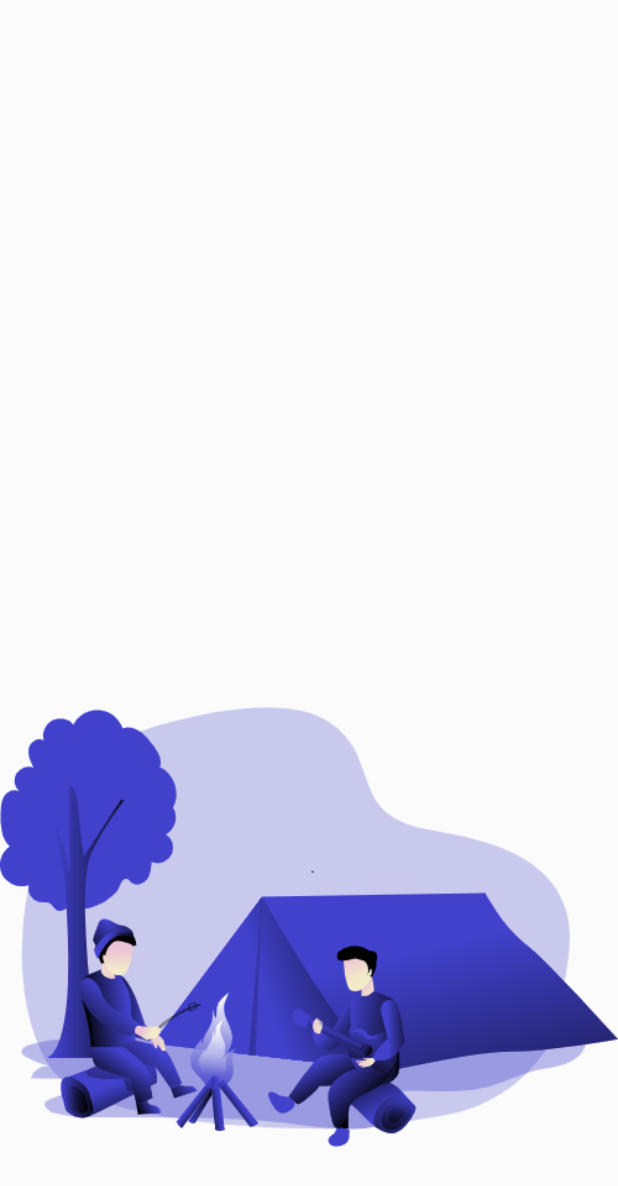
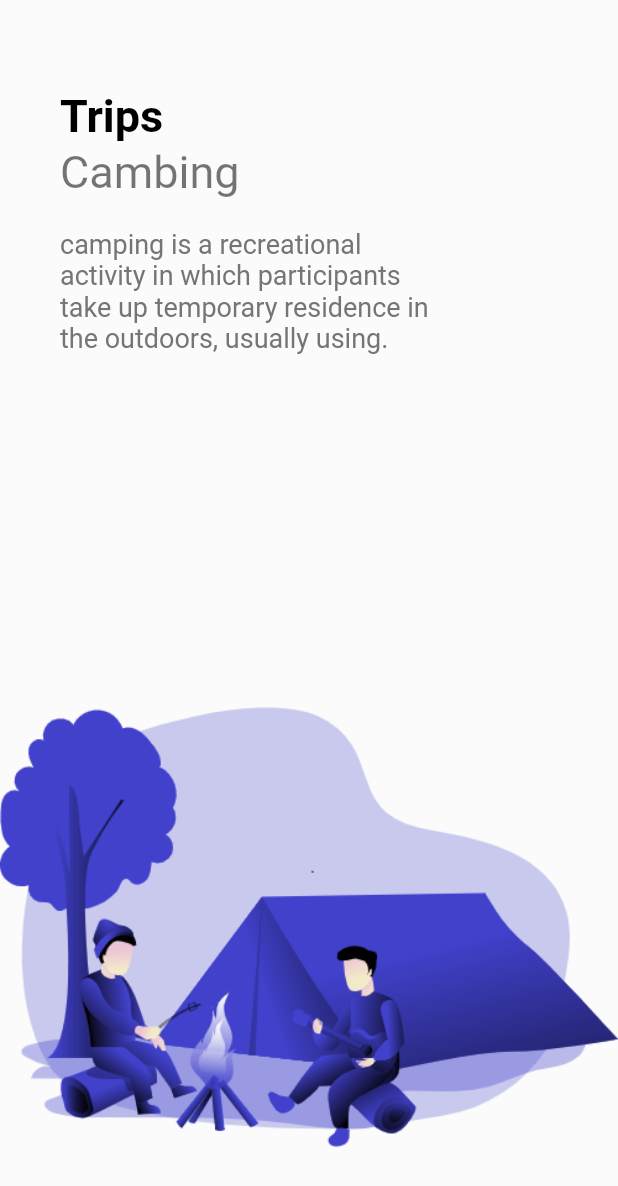
Before and after one commit to lokendra-loki/Flutter_Adventure_traveller_App, a Flutter app: the screen it shows after launch, on a phone screen of 412 x 824 dp. Shown: the top 1186 px of the screen. Run offline on Flutter 3.47's test engine with Material 2 defaults, Android fonts, the light colour scheme and no system bars.

Commit message:
reusable text on slider

```diff
--- /dev/null
+++ b/lib/list_of_text.dart
@@ -0,0 +1,33 @@
+//images ko list banako
+//assets bata images directly use nagarera aaba list bata images use garxau hami
+List images = [
+  "camping1.png",
+  "camping2.png",
+  "camping3.png",
+  "camping4.png",
+];
+
+//List of text that we want to use in the different slide we will do by concept of index.similar to images we did above
+
+List smallText = [
+  "Cambing",
+  "Exploring",
+  "Trekking",
+  "Mountains",
+];
+List bigText = [
+  "Trips",
+  "Journey",
+  "Adventure",
+  "Climbing",
+];
+
+List tinyText = [
+  "camping is a recreational activity in which participants take up temporary residence in the outdoors, usually using.",
+  //------------------------------------------------------------------
+  "Encourage young nature lovers to get outside and track, explore, discover, and create. This book is filled with hands.",
+  //-----------------------------------------------------------------
+  "Encourage young nature lovers to get outside and track, explore, discover, and create. This book is filled with hands.",
+  //-----------------------------------------------------------------
+  "Mountains hikes give you an incredible sence of freedom along with endurance test.",
+];
--- a/lib/pages/welcome_page.dart
+++ b/lib/pages/welcome_page.dart
@@ -1,4 +1,8 @@
+import 'package:adventure_travell_app/widgets/app_text.dart';
+import 'package:adventure_travell_app/widgets/large_text.dart';
 import 'package:flutter/material.dart';
+
+import '../list_of_text.dart';
 // import 'package:flutter/rendering.dart';
 
 class WelcomePage extends StatefulWidget {
@@ -9,21 +13,13 @@ class WelcomePage extends StatefulWidget {
 }
 
 class _WelcomePageState extends State<WelcomePage> {
-//images ko list banako
-//assets bata images directly use nagarera aaba list bata images use garxau hami
-  List images = [
-    "camping1.png",
-    "camping2.png",
-    "camping3.png",
-    "camping4.png",
-  ];
-
   @override
   Widget build(BuildContext context) {
     return Scaffold(
       //body vitrs slider rakhnu paryo by using pageview builder
       //any kind of builder in flutter takes two parameter context and index (_ ,index)
-      body: PageView.builder(
+      body: SafeArea(
+        child: PageView.builder(
             //pageview builder le chai slide garne kaam garyo
             //lets specify the slide direction default ma chai left to right hunxa
             scrollDirection: Axis.vertical,
@@ -33,14 +29,37 @@ class _WelcomePageState extends State<WelcomePage> {
               //Here we want to return a function
               //so pagebuilder will return a function that return a widget or widget
               return Container(
+                child: Container(
+                  margin: const EdgeInsets.only(top: 60, left: 40, right: 40),
+                  child: Row(
+                    children: [
+                      Column(
+                        crossAxisAlignment: CrossAxisAlignment.start,
+                        children: [
+                          LargeText(text: bigText[index]),
+                          const SizedBox(height: 2),
+                          AppText(text: smallText[index], size: 30),
+                          const SizedBox(height: 20),
+                          // ignore: sized_box_for_whitespace
+                          Container(
+                            width: 250,
+                            child: AppText(
+                              text: tinyText[index],
+                              color: Colors.grey.shade600,
+                            ),
+                          ),
+                        ],
+                      ),
+                    ],
+                  ),
+                ),
+
                 //this container should hold everything that is in slideer like images text icon button etc
                 //maximum width of the screen
                 width: double.maxFinite,
                 height: double.maxFinite,
-              // color: Colors.deepPurple,
                 decoration: BoxDecoration(
                   color: Colors.white24,
-                // color: color(#c8c8ed),
                   image: DecorationImage(
                       image: AssetImage(
                         "img/" + images[index],
@@ -50,6 +69,7 @@ class _WelcomePageState extends State<WelcomePage> {
                 ),
               );
             }),
+      ),
     );
   }
 }
--- /dev/null
+++ b/lib/widgets/app_text.dart
@@ -0,0 +1,27 @@
+import 'package:flutter/material.dart';
+
+// ignore: must_be_immutable
+class AppText extends StatelessWidget {
+  //LargeTest ko kun kun properties we want to change
+  double size;
+  final String text;
+  final Color color;
+
+  AppText({
+    Key? key,
+    this.size = 18,
+    required this.text,
+    this.color = Colors.black54,
+  }) : super(key: key);
+
+  @override
+  Widget build(BuildContext context) {
+    return Text(
+      text,
+      style: TextStyle(
+        color: color,
+        fontSize: size,
+      ),
+    );
+  }
+}
--- /dev/null
+++ b/lib/widgets/large_text.dart
@@ -0,0 +1,28 @@
+import 'package:flutter/material.dart';
+
+// ignore: must_be_immutable
+class LargeText extends StatelessWidget {
+  //LargeTest ko kun kun properties we want to change
+  double size;
+  final String text;
+  final Color color;
+
+  LargeText({
+    Key? key,
+    this.size = 30,
+    required this.text,
+    this.color = Colors.black,
+  }) : super(key: key);
+
+  @override
+  Widget build(BuildContext context) {
+    return Text(
+      text,
+      style: TextStyle(
+        color: color,
+        fontSize: size,
+        fontWeight: FontWeight.bold,
+      ),
+    );
+  }
+}
--- /dev/null
+++ b/lib/widgets/responsive_button.dart
@@ -0,0 +1,13 @@
+//making reusable responsive button
+//we have two button, icons ,color are same but only size is different
+
+import 'package:flutter/material.dart';
+
+class ResponsiveButton extends StatelessWidget {
+  const ResponsiveButton({Key? key}) : super(key: key);
+
+  @override
+  Widget build(BuildContext context) {
+    return Container();
+  }
+}
```
Lines whose indentation alone changed are shown as unchanged.
